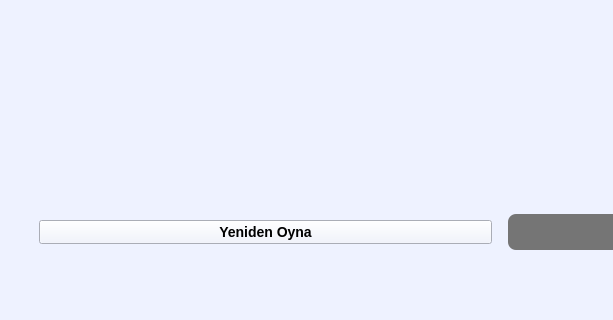
First picture: the form in client/ui/screens/ui_files/end_screen.ui, repository dilarakuloglu/yahtzee-game, before the edit; both pictures show x 0 to 613 and y 430 to 750 of the 1000 by 750 pixel window.
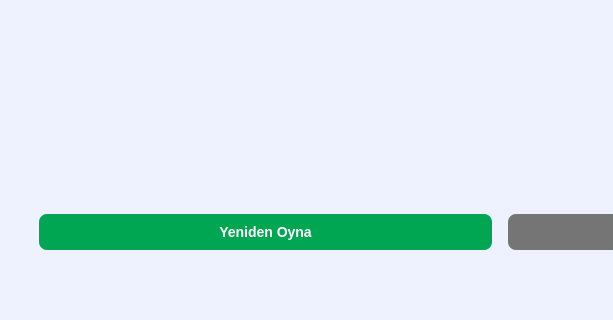
Second picture: the form after the edit.

Commit message: fix: fix restart vote message showing on new game screen

```diff
--- a/client/ui/screens/ui_files/end_screen.ui
+++ b/client/ui/screens/ui_files/end_screen.ui
@@ -106,7 +106,7 @@
         <property name="text"><string>Yeniden Oyna</string></property>
         <property name="minimumHeight"><number>48</number></property>
         <property name="styleSheet">
-         <string>font-size: 14px; font-weight: bold;</string>
+         <string>QPushButton { background-color: #00A651; color: white; border-radius: 8px; padding: 10px 24px; font-size: 14px; font-weight: bold; } QPushButton:hover { background-color: #008C44; } QPushButton:disabled { background-color: #BDBDBD; color: #757575; }</string>
         </property>
         <property name="cursor">
          <cursorShape>PointingHandCursor</cursorShape>
```
The commit also changes 2 other files.
